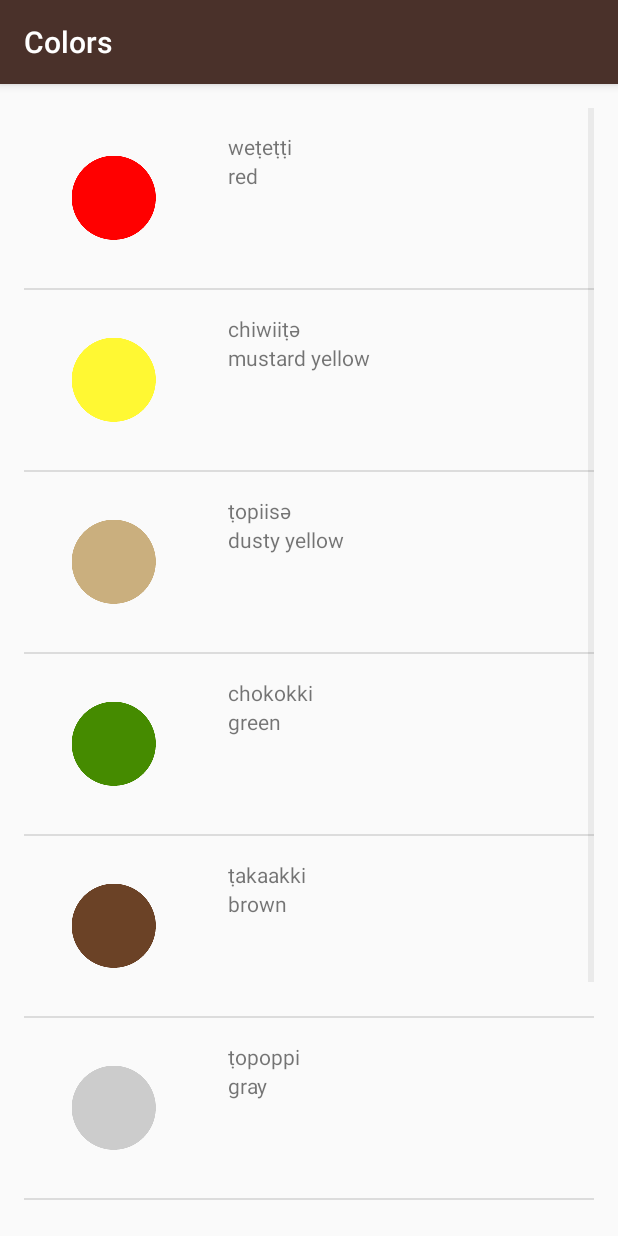
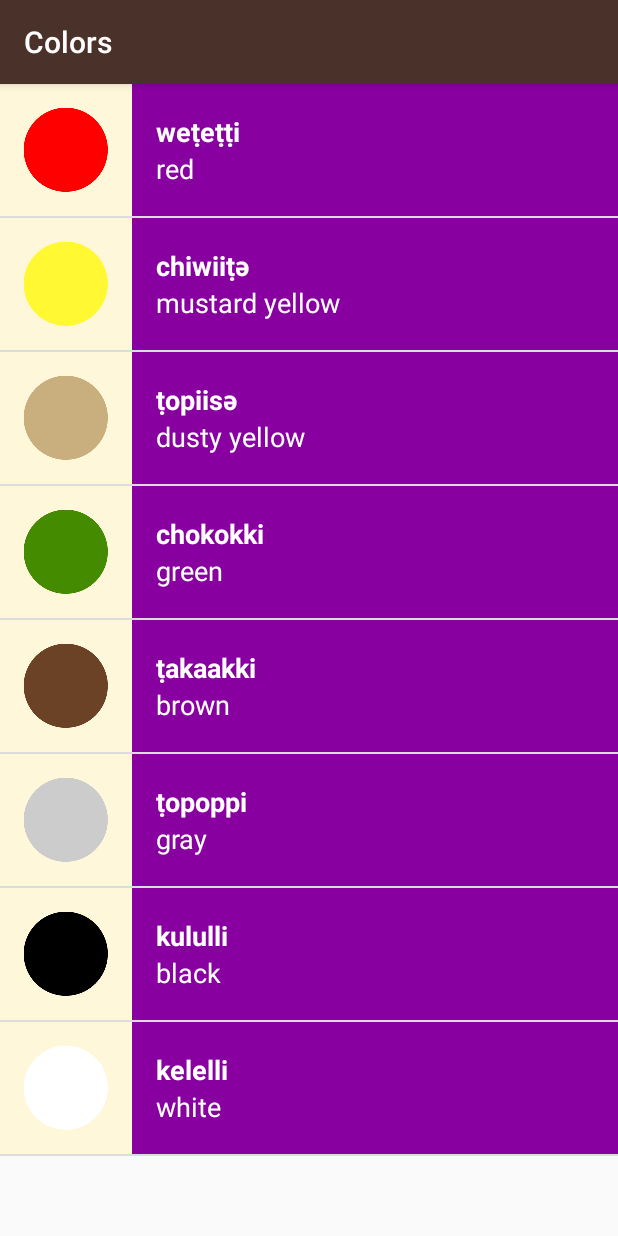
Before and after one commit to rajashreem/Miwok, an Android app: the ColorsActivity screen opened directly, with no data from a screen before it, on a phone screen of 412 x 824 dp. Run offline under Robolectric (Android 15) with nearby library versions, the phone set to English and light mode, and no system bars.

Commit message:
Visual polish

```diff
--- a/app/src/main/java/com/example/android/miwok/ColorsActivity.java
+++ b/app/src/main/java/com/example/android/miwok/ColorsActivity.java
@@ -24,7 +24,7 @@ public class ColorsActivity extends AppCompatActivity {
         words.add(new Word("black", "kululli", R.drawable.color_black));
         words.add(new Word("white", "kelelli", R.drawable.color_white));
 
-        WordAdapter wordAdapater = new WordAdapter(this, words);
+        WordAdapter wordAdapater = new WordAdapter(this, words, R.color.category_colors);
         ListView listView = (ListView) findViewById(R.id.word_list_view);
         listView.setAdapter(wordAdapater);
     }
--- a/app/src/main/java/com/example/android/miwok/FamilyActivity.java
+++ b/app/src/main/java/com/example/android/miwok/FamilyActivity.java
@@ -26,7 +26,7 @@ public class FamilyActivity extends AppCompatActivity {
         words.add(new Word("grandmother ", "ama", R.drawable.family_grandmother));
         words.add(new Word("grandfather", "paapa", R.drawable.family_father));
 
-        WordAdapter wordAdapater = new WordAdapter(this, words);
+        WordAdapter wordAdapater = new WordAdapter(this, words, R.color.category_family);
         ListView listView = (ListView) findViewById(R.id.word_list_view);
         listView.setAdapter(wordAdapater);
     }
--- a/app/src/main/java/com/example/android/miwok/NumbersActivity.java
+++ b/app/src/main/java/com/example/android/miwok/NumbersActivity.java
@@ -26,7 +26,7 @@ public class NumbersActivity extends AppCompatActivity {
         numbersList.add(new Word("Nine", "Wo'e", R.drawable.number_nine));
         numbersList.add(new Word("Ten", "Na'aacha", R.drawable.number_ten));
 
-        WordAdapter wordAdapater = new WordAdapter(this, numbersList);
+        WordAdapter wordAdapater = new WordAdapter(this, numbersList, R.color.category_numbers);
         ListView listView = (ListView) findViewById(R.id.word_list_view);
         listView.setAdapter(wordAdapater);
     }
--- a/app/src/main/java/com/example/android/miwok/PhrasesActivity.java
+++ b/app/src/main/java/com/example/android/miwok/PhrasesActivity.java
@@ -26,7 +26,7 @@ public class PhrasesActivity extends AppCompatActivity {
         words.add(new Word("Let’s go.", "yoowutis"));
         words.add(new Word("Come here.", "әnni'nem"));
 
-        WordAdapter wordAdapater = new WordAdapter(this, words);
+        WordAdapter wordAdapater = new WordAdapter(this, words, R.color.category_phrases);
         ListView listView = (ListView) findViewById(R.id.word_list_view);
         listView.setAdapter(wordAdapater);
     }
--- a/app/src/main/java/com/example/android/miwok/WordAdapter.java
+++ b/app/src/main/java/com/example/android/miwok/WordAdapter.java
@@ -1,20 +1,24 @@
 package com.example.android.miwok;
 
 import android.content.Context;
+import android.support.v4.content.ContextCompat;
 import android.view.LayoutInflater;
 import android.view.View;
 import android.view.ViewGroup;
 import android.widget.ArrayAdapter;
 import android.widget.ImageView;
+import android.widget.LinearLayout;
 import android.widget.TextView;
 
 import java.util.ArrayList;
 
 
 public class WordAdapter extends ArrayAdapter<Word>{
+    private int backgroundColor;
 
-    public WordAdapter(Context context, ArrayList<Word> words) {
+    public WordAdapter(Context context, ArrayList<Word> words, int color) {
         super(context, 0, words);
+        backgroundColor = color;
     }
 
     @Override
@@ -35,6 +39,10 @@ public class WordAdapter extends ArrayAdapter<Word>{
         ImageView wordImage = (ImageView) listItemView.findViewById(R.id.word_image);
         wordImage.setImageResource(word.getImageResourceId());
 
+        LinearLayout translations = (LinearLayout) listItemView.findViewById(R.id.translations);
+        int color = ContextCompat.getColor(getContext(), backgroundColor);
+        translations.setBackgroundColor(color);
+
         return listItemView;
     }
 }
--- a/app/src/main/res/layout/list_item.xml
+++ b/app/src/main/res/layout/list_item.xml
@@ -2,35 +2,33 @@
 <LinearLayout xmlns:android="http://schemas.android.com/apk/res/android"
     xmlns:tools="http://schemas.android.com/tools"
     android:layout_width="match_parent"
-    android:layout_height="match_parent"
-    android:padding="16dp">
+    android:layout_height="@dimen/list_item_height"
+    android:background="@color/tan_background">
 
     <ImageView
         android:id="@+id/word_image"
-        android:layout_width="wrap_content"
-        android:layout_height="wrap_content"
-        android:layout_marginRight="16dp"
+        android:layout_width="@dimen/list_item_height"
+        android:layout_height="match_parent"
         android:src="@mipmap/ic_launcher" />
 
     <LinearLayout
+        android:id="@+id/translations"
+        android:layout_width="match_parent"
+        android:layout_height="match_parent"
         android:orientation="vertical"
-        android:layout_width="match_parent"
-        android:layout_height="wrap_content"
         android:paddingLeft="16dp">
 
         <TextView
             android:id="@+id/miwok_text_view"
-            android:layout_width="match_parent"
-            android:layout_height="wrap_content"
-            android:layout_toRightOf="@id/word_image"
+            style="@style/WordStyle"
+            android:gravity="bottom"
+            android:textStyle="bold"
             tools:text="Lutti" />
 
         <TextView
             android:id="@+id/default_text_view"
-            android:layout_width="match_parent"
-            android:layout_height="wrap_content"
-            android:layout_below="@id/miwok_text_view"
-            android:layout_toRightOf="@id/word_image"
+            style="@style/WordStyle"
+            android:gravity="top"
             tools:text="One" />
     </LinearLayout>
 </LinearLayout>
--- a/app/src/main/res/layout/word_list.xml
+++ b/app/src/main/res/layout/word_list.xml
@@ -4,11 +4,6 @@
     android:id="@+id/word_list_view"
     android:layout_width="match_parent"
     android:layout_height="match_parent"
-    android:paddingBottom="@dimen/activity_vertical_margin"
-    android:paddingLeft="@dimen/activity_horizontal_margin"
-    android:paddingRight="@dimen/activity_horizontal_margin"
-    android:paddingTop="@dimen/activity_vertical_margin"
     android:orientation="vertical"
     tools:context="com.example.android.miwok.NumbersActivity">
-
 </ListView>
--- a/app/src/main/res/values/styles.xml
+++ b/app/src/main/res/values/styles.xml
@@ -30,4 +30,12 @@
         <item name="android:textStyle">bold</item>
         <item name="android:textAppearance">?android:textAppearanceMedium</item>
     </style>
+
+    <style name="WordStyle">
+        <item name="android:textSize">18sp</item>
+        <item name="android:textColor">@android:color/white</item>
+        <item name="android:layout_width">match_parent</item>
+        <item name="android:layout_height">0dp</item>
+        <item name="android:layout_weight">1</item>
+    </style>
 </resources>
```
